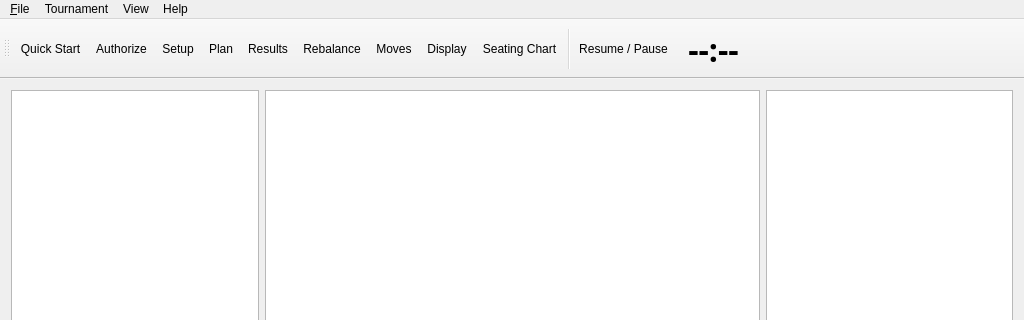
Qt form TBQt/TBBuddyMainWindow.ui (ryandrake08/td) before a commit; both pictures show x 0 to 1024 and y 0 to 320 of the 1024 by 576 pixel window.
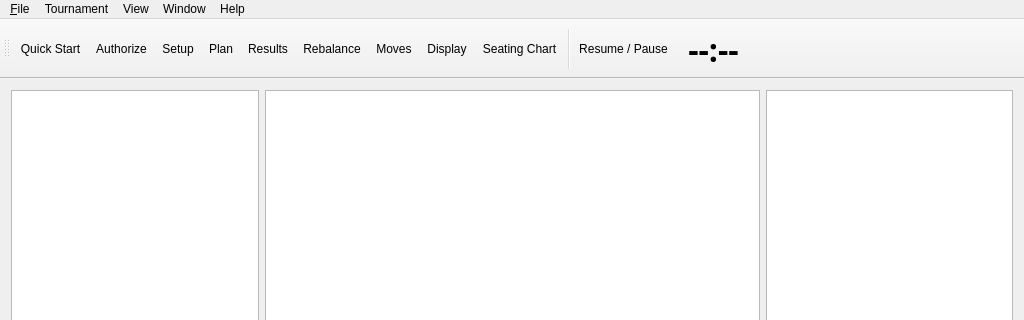
The same form after that commit. Icons and pictures are not drawn.

Commit message: Add Window and Help menus to both apps.

```diff
--- a/TBQt/TBBuddyMainWindow.ui
+++ b/TBQt/TBBuddyMainWindow.ui
@@ -116,6 +116,15 @@
     <addaction name="separator"/>
     <addaction name="actionShowHideToolbar"/>
    </widget>
+   <widget class="QMenu" name="menuWindow">
+    <property name="title">
+     <string>Window</string>
+    </property>
+    <addaction name="actionMinimize"/>
+    <addaction name="actionZoom"/>
+    <addaction name="separator"/>
+    <addaction name="actionBringAllToFront"/>
+   </widget>
    <widget class="QMenu" name="menuHelp">
     <property name="title">
      <string>Help</string>
@@ -125,6 +134,7 @@
    <addaction name="menuFile"/>
    <addaction name="menuTournament"/>
    <addaction name="menuView"/>
+   <addaction name="menuWindow"/>
    <addaction name="menuHelp"/>
   </widget>
   <widget class="QToolBar" name="toolBar">
```
Left out of the diff: 28 changed lines with no effect on the pictures. The commit also changes 3 other files.
